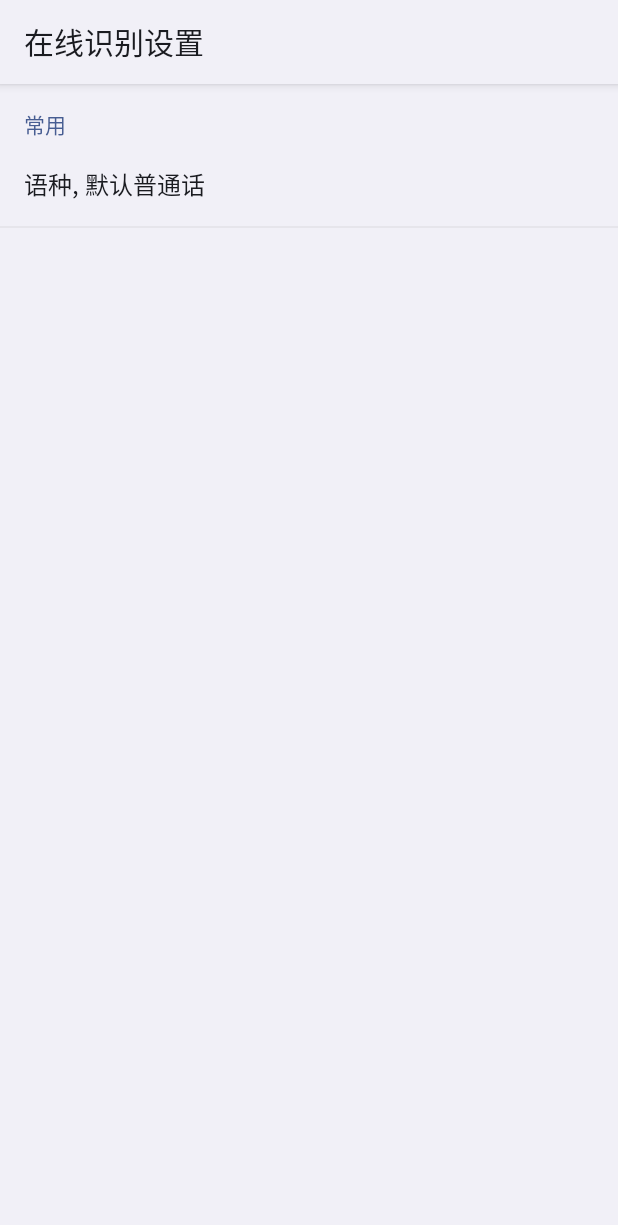
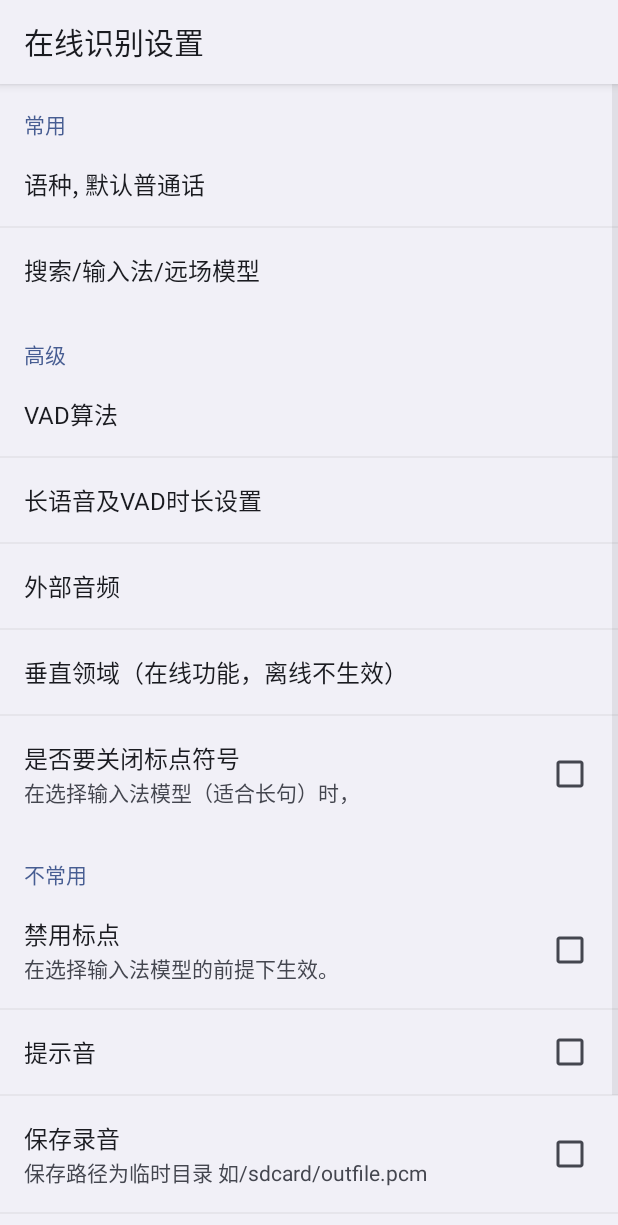
Before and after one commit to yufeilong92/MyAudioAndPaly, an Android app: the OnlineSetting screen opened directly, with no data from a screen before it, on a phone screen of 412 x 824 dp. Shown: the top 1225 px of the screen. Run offline under Robolectric (Android 15) with nearby library versions, the phone set to English and light mode, and no system bars.

Commit message:
设置页

```diff
--- a/app/src/main/java/com/lawyee/myaudioandpaly/baidu/activity/setting/CommonSetting.java
+++ b/app/src/main/java/com/lawyee/myaudioandpaly/baidu/activity/setting/CommonSetting.java
@@ -25,12 +25,14 @@ public abstract class CommonSetting extends PreferenceActivity implements Prefer
     }
 
     private void bind(PreferenceGroup group) {
+        SharedPreferences sp = PreferenceManager.getDefaultSharedPreferences(this);
         // TODO: 2018/3/9 设置默认设置
-        SharedPreferences sp = PreferenceManager.getDefaultSharedPreferences(this);
-        SharedPreferences.Editor edit = sp.edit();
-        edit.putBoolean("_outfile",true);
-        edit.putBoolean("_tips_sound",false);
-        edit.commit();
+//        SharedPreferences.Editor edit = sp.edit();
+//        //设置默认地址
+//        edit.putBoolean("_outfile",true);
+//        //设置提示音
+//        edit.putBoolean("_tips_sound",false);
+//        edit.commit();
         for (int i = 0; i < group.getPreferenceCount(); i++) {
             Preference p = group.getPreference(i);
             if (p instanceof PreferenceGroup) {
--- a/app/src/main/java/com/lawyee/myaudioandpaly/baidu/util/ReadPcm.java
+++ b/app/src/main/java/com/lawyee/myaudioandpaly/baidu/util/ReadPcm.java
@@ -17,7 +17,7 @@ import java.io.InputStream;
  * @version V 1.0 xxxxxxxx
  * @Title: MyAudioAndPaly
  * @Package com.lawyee.myaudioandpaly.baidu.util
- * @Description: $todo$
+ * @Description: 播放pcm语音
  * @author: YFL
  * @date: 2018/3/8 15:18
  * @verdescript 版本号 修改时间  修改人 修改的概要说明
--- a/app/src/main/java/com/lawyee/myaudioandpaly/baidu/util/SoundPcm.java
+++ b/app/src/main/java/com/lawyee/myaudioandpaly/baidu/util/SoundPcm.java
@@ -20,7 +20,7 @@ import java.io.OutputStream;
  * @version V 1.0 xxxxxxxx
  * @Title: MyAudioAndPaly
  * @Package com.lawyee.myaudioandpaly.baidu.util
- * @Description: $todo$
+ * @Description: 录制pcm格式录音
  * @author: YFL
  * @date: 2018/3/9 11:36
  * @verdescript 版本号 修改时间  修改人 修改的概要说明
--- a/app/src/main/java/com/lawyee/myaudioandpaly/baidu/util/play.java
+++ b/app/src/main/java/com/lawyee/myaudioandpaly/baidu/util/play.java
@@ -16,7 +16,7 @@ import java.io.IOException;
  * @version V 1.0 xxxxxxxx
  * @Title: MyApplication
  * @Package com.lawyee.myapplication
- * @Description: $todo$
+ * @Description: 播放pcm语音
  * @author: YFL
  * @date: 2018/3/9 14:04
  * @verdescript 版本号 修改时间  修改人 修改的概要说明
--- a/app/src/main/res/xml/setting_online.xml
+++ b/app/src/main/res/xml/setting_online.xml
@@ -11,82 +11,82 @@
             android:summary=""
             android:defaultValue="@string/language_default"
             android:dialogTitle="语种"/>
-        <!--<ListPreference-->
-            <!--android:key="_model"-->
-            <!--android:entries="@array/_model_list"-->
-            <!--android:entryValues="@array/_model_list"-->
-            <!--android:title="搜索/输入法/远场模型"-->
-            <!--android:summary=""-->
-            <!--android:defaultValue="@string/_model_default"-->
-            <!--android:dialogTitle="识别模型"/>-->
+        <ListPreference
+            android:key="_model"
+            android:entries="@array/_model_list"
+            android:entryValues="@array/_model_list"
+            android:title="搜索/输入法/远场模型"
+            android:summary=""
+            android:defaultValue="@string/_model_default"
+            android:dialogTitle="识别模型"/>
 
     </PreferenceCategory>
-    <!--<PreferenceCategory-->
-            <!--android:title="高级">-->
-        <!--<ListPreference-->
-            <!--android:key="vad"-->
-            <!--android:entries="@array/vad_list"-->
-            <!--android:entryValues="@array/vad_list"-->
-            <!--android:title="VAD算法"-->
-            <!--android:summary=""-->
-            <!--android:defaultValue="@string/vad_default"-->
-            <!--android:dialogTitle="VAD"/>-->
-        <!--<ListPreference-->
-            <!--android:key="vad.endpoint-timeout"-->
-            <!--android:entries="@array/vad_timeout_list"-->
-            <!--android:entryValues="@array/vad_timeout_list"-->
-            <!--android:title="长语音及VAD时长设置"-->
-            <!--android:summary=""-->
-            <!--android:defaultValue="@string/vad_timeout_default"-->
-            <!--android:dialogTitle="长语音请选0"/>-->
-        <!--<ListPreference-->
-            <!--android:key="infile"-->
-            <!--android:entries="@array/infile_list"-->
-            <!--android:entryValues="@array/infile_list"-->
-            <!--android:title="外部音频"-->
-            <!--android:summary=""-->
-            <!--android:defaultValue="@string/infile_default"-->
-            <!--android:dialogTitle="外部音频"/>-->
-        <!--<ListPreference-->
-            <!--android:key="prop"-->
-            <!--android:entries="@array/prop_list"-->
-            <!--android:entryValues="@array/prop_list"-->
-            <!--android:title="垂直领域（在线功能，离线不生效）"-->
-            <!--android:summary=""-->
-            <!--android:defaultValue="@string/prop_default"-->
-            <!--android:dialogTitle="垂直领域（离线不生效）"/>-->
-        <!--<CheckBoxPreference-->
-            <!--android:defaultValue="false"-->
-            <!--android:key="disable-punctuation"-->
-            <!--android:summary="在选择输入法模型（适合长句）时，"-->
-            <!--android:title="是否要关闭标点符号"/>-->
-    <!--</PreferenceCategory>-->
-    <!--<PreferenceCategory-->
-        <!--android:title="不常用">-->
-        <!--<CheckBoxPreference-->
-            <!--android:defaultValue="false"-->
-            <!--android:key="disable-punctuation"-->
-            <!--android:summary="在选择输入法模型的前提下生效。"-->
-            <!--android:title="禁用标点" />-->
-        <!--<CheckBoxPreference-->
-            <!--android:defaultValue="false"-->
-            <!--android:key="_tips_sound"-->
-            <!--android:summary=""-->
-            <!--android:title="提示音"/>-->
-        <!--<CheckBoxPreference-->
-            <!--android:defaultValue="false"-->
-            <!--android:key="_outfile"-->
-            <!--android:summary="保存路径为临时目录 如/sdcard/outfile.pcm"-->
-            <!--android:title="保存录音"/>-->
-        <!--<CheckBoxPreference-->
-            <!--android:defaultValue="false"-->
-            <!--android:key="accept-audio-data"-->
-            <!--android:summary="CALLBACK_EVENT_ASR_AUDIO参数。不需要音频二进制数据的回调，请勿开启，否则影响性能"-->
-            <!--android:title="开启代码中音频回调事件"/>-->
-        <!--<CheckBoxPreference-->
-            <!--android:defaultValue="false"-->
-            <!--android:key="accept-audio-volume"-->
-            <!--android:summary="CALLBACK_EVENT_ASR_VOLUME参数。是否需要音频的音量回调。正常使用请勿开启"-->
-            <!--android:title="开启代码中音量回调事件"/>-->
-    <!--</PreferenceCategory>-->
+    <PreferenceCategory
+            android:title="高级">
+        <ListPreference
+            android:key="vad"
+            android:entries="@array/vad_list"
+            android:entryValues="@array/vad_list"
+            android:title="VAD算法"
+            android:summary=""
+            android:defaultValue="@string/vad_default"
+            android:dialogTitle="VAD"/>
+        <ListPreference
+            android:key="vad.endpoint-timeout"
+            android:entries="@array/vad_timeout_list"
+            android:entryValues="@array/vad_timeout_list"
+            android:title="长语音及VAD时长设置"
+            android:summary=""
+            android:defaultValue="@string/vad_timeout_default"
+            android:dialogTitle="长语音请选0"/>
+        <ListPreference
+            android:key="infile"
+            android:entries="@array/infile_list"
+            android:entryValues="@array/infile_list"
+            android:title="外部音频"
+            android:summary=""
+            android:defaultValue="@string/infile_default"
+            android:dialogTitle="外部音频"/>
+        <ListPreference
+            android:key="prop"
+            android:entries="@array/prop_list"
+            android:entryValues="@array/prop_list"
+            android:title="垂直领域（在线功能，离线不生效）"
+            android:summary=""
+            android:defaultValue="@string/prop_default"
+            android:dialogTitle="垂直领域（离线不生效）"/>
+        <CheckBoxPreference
+            android:defaultValue="false"
+            android:key="disable-punctuation"
+            android:summary="在选择输入法模型（适合长句）时，"
+            android:title="是否要关闭标点符号"/>
+    </PreferenceCategory>
+    <PreferenceCategory
+        android:title="不常用">
+        <CheckBoxPreference
+            android:defaultValue="false"
+            android:key="disable-punctuation"
+            android:summary="在选择输入法模型的前提下生效。"
+            android:title="禁用标点" />
+        <CheckBoxPreference
+            android:defaultValue="false"
+            android:key="_tips_sound"
+            android:summary=""
+            android:title="提示音"/>
+        <CheckBoxPreference
+            android:defaultValue="false"
+            android:key="_outfile"
+            android:summary="保存路径为临时目录 如/sdcard/outfile.pcm"
+            android:title="保存录音"/>
+        <CheckBoxPreference
+            android:defaultValue="false"
+            android:key="accept-audio-data"
+            android:summary="CALLBACK_EVENT_ASR_AUDIO参数。不需要音频二进制数据的回调，请勿开启，否则影响性能"
+            android:title="开启代码中音频回调事件"/>
+        <CheckBoxPreference
+            android:defaultValue="false"
+            android:key="accept-audio-volume"
+            android:summary="CALLBACK_EVENT_ASR_VOLUME参数。是否需要音频的音量回调。正常使用请勿开启"
+            android:title="开启代码中音量回调事件"/>
+    </PreferenceCategory>
 </PreferenceScreen>
```
